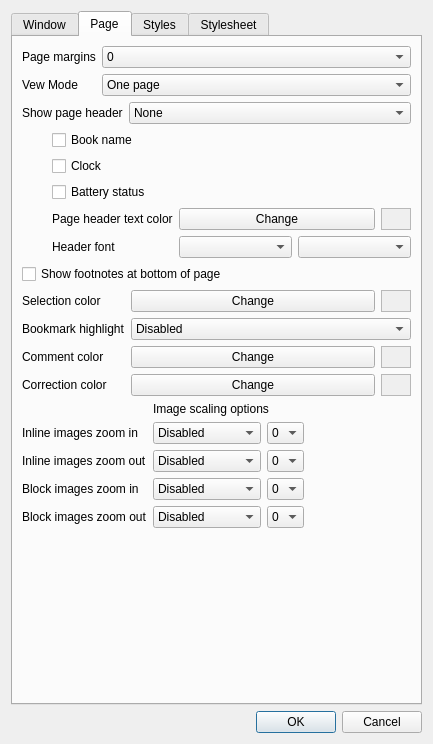
Qt form src/settings.ui (CrazyCoder/crqt-ng) before a commit.
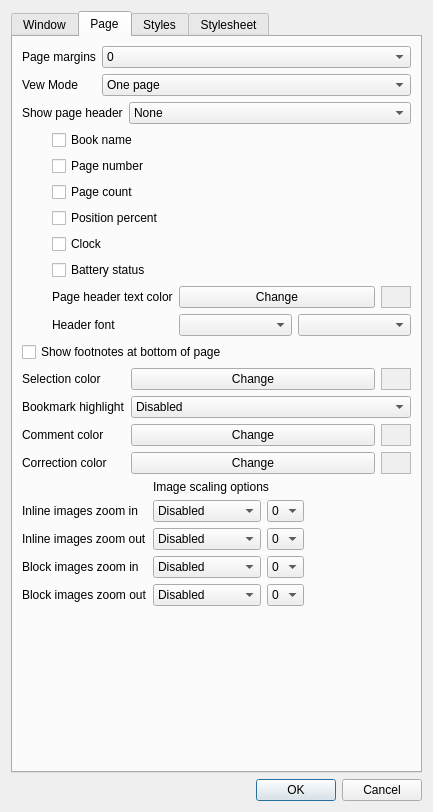
The same form after that commit. The open tabs and pages were chosen to show the change. Icons and pictures are not drawn.

Commit message: Added some options to settings dialog: PROP_SHOW_PAGE_NUMBER, PROP_SHOW_PAGE_COUNT, PROP_SHOW_POS_PERCENT, PROP_FORMAT_MIN_SPACE_CONDENSING_PERCENT.  PROP_SHOW_PAGE_NUMBER - show current page number in status header;  PROP_SHOW_PAGE_COUNT - show total page count in status header;  PROP_SHOW_POS_PERCENT - show current position in percent in status header;  PROP_FORMAT_MIN_SPACE_CONDENSING_PERCENT - to specify minimum space width.

Diff of the .ui file:
```diff
--- a/src/settings.ui
+++ b/src/settings.ui
@@ -10,7 +10,7 @@
     <x>0</x>
     <y>0</y>
     <width>433</width>
-    <height>744</height>
+    <height>812</height>
    </rect>
   </property>
   <property name="sizePolicy">
@@ -368,6 +368,87 @@
            </item>
           </layout>
          </item>
+         <item>
+          <layout class="QHBoxLayout" name="horizontalLayout_15">
+           <item>
+            <spacer name="horizontalSpacer_6">
+             <property name="orientation">
+              <enum>Qt::Horizontal</enum>
+             </property>
+             <property name="sizeType">
+              <enum>QSizePolicy::Maximum</enum>
+             </property>
+             <property name="sizeHint" stdset="0">
+              <size>
+               <width>30</width>
+               <height>20</height>
+              </size>
+             </property>
+            </spacer>
+           </item>
+           <item>
+            <widget class="QCheckBox" name="cbShowPageNumber">
+             <property name="text">
+              <string>Page number</string>
+             </property>
+            </widget>
+           </item>
+          </layout>
+         </item>
+         <item>
+          <layout class="QHBoxLayout" name="horizontalLayout_16">
+           <item>
+            <spacer name="horizontalSpacer_7">
+             <property name="orientation">
+              <enum>Qt::Horizontal</enum>
+             </property>
+             <property name="sizeType">
+              <enum>QSizePolicy::Maximum</enum>
+             </property>
+             <property name="sizeHint" stdset="0">
+              <size>
+               <width>30</width>
+               <height>20</height>
+              </size>
+             </property>
+            </spacer>
+           </item>
+           <item>
+            <widget class="QCheckBox" name="cbShowPageCount">
+             <property name="text">
+              <string>Page count</string>
+             </property>
+            </widget>
+           </item>
+          </layout>
+         </item>
+         <item>
+          <layout class="QHBoxLayout" name="horizontalLayout_19">
+           <item>
+            <spacer name="horizontalSpacer_8">
+             <property name="orientation">
+              <enum>Qt::Horizontal</enum>
+             </property>
+             <property name="sizeType">
+              <enum>QSizePolicy::Maximum</enum>
+             </property>
+             <property name="sizeHint" stdset="0">
+              <size>
+               <width>30</width>
+               <height>20</height>
+              </size>
+             </property>
+            </spacer>
+           </item>
+           <item>
+            <widget class="QCheckBox" name="cbShowPositionPercent">
+             <property name="text">
+              <string>Position percent</string>
+             </property>
+            </widget>
+           </item>
+          </layout>
+         </item>
          <item>
           <layout class="QHBoxLayout" name="horizontalLayout_3">
            <item>
```
Left out of the diff: 42 changed lines with no effect on the pictures. The commit also changes 7 other files.
